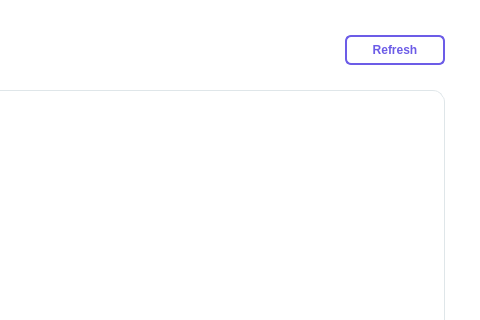
The window that src/ui/windows/sent_dashboard/sent_dash.ui (dylan-teehan-skc/Eastwood) describes before a commit, drawn with Qt 5; both pictures show x 520 to 1000 and y 0 to 320 of the 1000 by 700 pixel window.
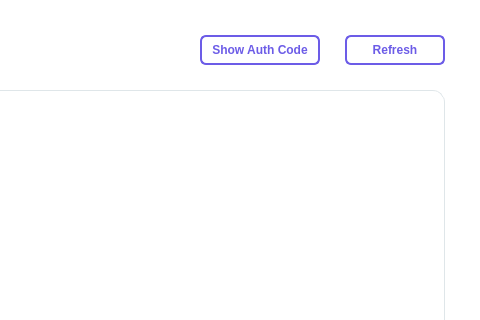
The same window after the commit. Custom widgets are drawn as their Qt base class.

```diff
--- a/src/ui/windows/sent_dashboard/sent_dash.ui
+++ b/src/ui/windows/sent_dashboard/sent_dash.ui
@@ -96,6 +96,35 @@
          </property>
         </spacer>
        </item>
+       <item>
+        <widget class="QPushButton" name="showAuthCodeButton">
+         <property name="minimumSize">
+          <size>
+           <width>120</width>
+           <height>30</height>
+          </size>
+         </property>
+         <property name="styleSheet">
+          <string notr="true">QPushButton {
+  font-size: 12px;
+  font-weight: bold;
+  color: #6c5ce7;
+  background-color: white;
+  border: 2px solid #6c5ce7;
+  border-radius: 6px;
+}
+QPushButton:hover {
+  background-color: #f5f3ff;
+}
+QPushButton:pressed {
+  background-color: #eeeaff;
+}</string>
+         </property>
+         <property name="text">
+          <string>Show Auth Code</string>
+         </property>
+        </widget>
+       </item>
        <item>
         <widget class="QPushButton" name="refreshButton">
          <property name="minimumSize">
```
